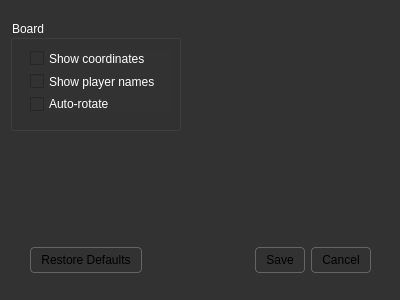
The window that ui/settings.ui (GammaDeltaII/4PlayerChess) describes before a commit, drawn with Qt 5.
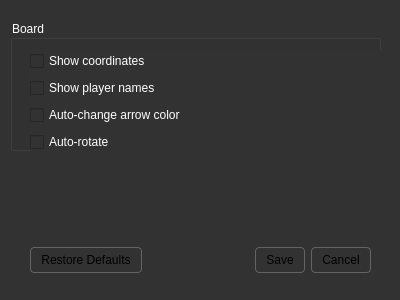
The same window after the commit.

Commit message: Added right-click promote variation in move list. Added different color arrows and square highlights with numeric key modifier and auto-change option. Added help menu with quick reference guide and link to GitHub issues. Changed lastMove() to go to last move of main line instead of variation. Changed About class to generic InfoDialog. Fixed bug that allowed drawing arrows outside board.

```diff
--- a/ui/settings.ui
+++ b/ui/settings.ui
@@ -55,20 +55,20 @@
     <rect>
      <x>10</x>
      <y>20</y>
-     <width>171</width>
-     <height>111</height>
+     <width>371</width>
+     <height>131</height>
     </rect>
    </property>
    <property name="title">
     <string>Board</string>
    </property>
-   <widget class="QWidget" name="">
+   <widget class="QWidget" name="layoutWidget">
     <property name="geometry">
      <rect>
       <x>20</x>
       <y>30</y>
-      <width>143</width>
-      <height>62</height>
+      <width>378</width>
+      <height>103</height>
      </rect>
     </property>
     <layout class="QVBoxLayout" name="verticalLayout">
@@ -86,6 +86,13 @@
        </property>
       </widget>
      </item>
+     <item>
+      <widget class="QCheckBox" name="autocolor">
+       <property name="text">
+        <string>Auto-change arrow color</string>
+       </property>
+      </widget>
+     </item>
      <item>
       <widget class="QCheckBox" name="autorotate">
        <property name="text">
```
The commit also changes 11 other files.
